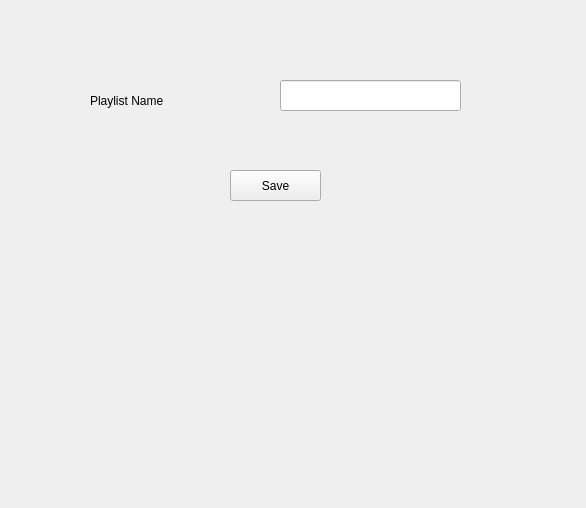
Old version of the form editplaylistwindow.ui in the repository Fatemehasadi86/spotify1.
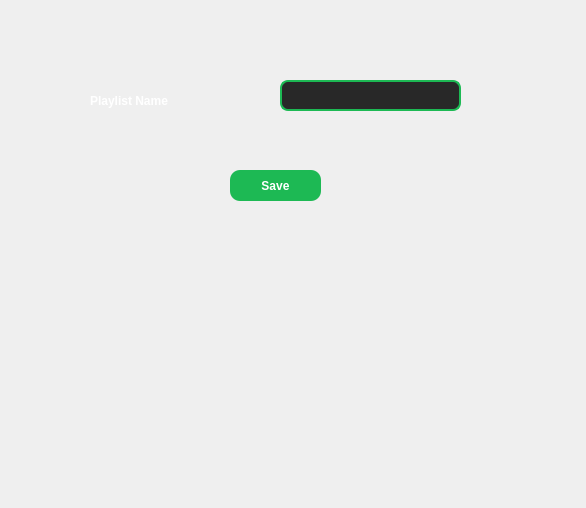
New version of the form.

```diff
--- a/editplaylistwindow.ui
+++ b/editplaylistwindow.ui
@@ -13,6 +13,33 @@
   <property name="windowTitle">
    <string>Form</string>
   </property>
+  <property name="styleSheet">
+   <string notr="true">QLineEdit{
+    background:#282828;
+    border:2px solid #1DB954;
+    border-radius:8px;
+    color:white;
+    padding:6px;
+} QLabel{
+    color:white;
+    font-weight:bold;
+}  QPushButton{
+    background-color:#1DB954;
+    color:white;
+    border:none;
+    border-radius:10px;
+    padding:8px;
+    font-weight:bold;
+}
+
+QPushButton:hover{
+    background:#1ED760;
+}
+
+QPushButton:pressed{
+    background:#169C46;
+}</string>
+  </property>
   <widget class="QLineEdit" name="lineEdit">
    <property name="geometry">
     <rect>
```
